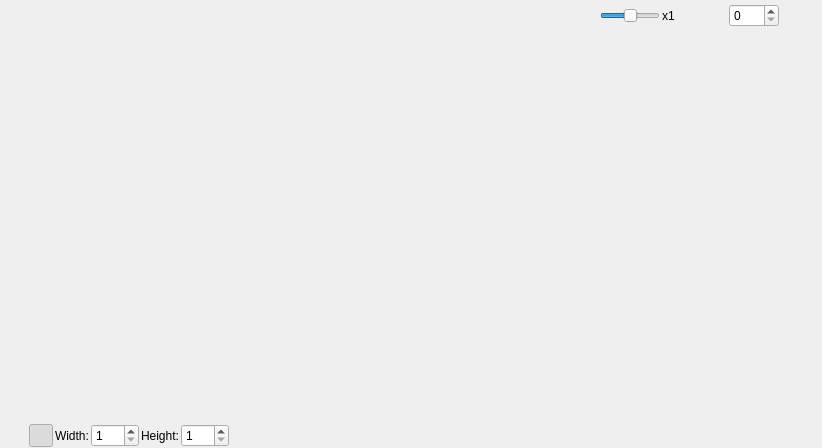
First picture: the form in EditorTabWidget.ui, repository lukegrahamSydney/TilesEditor, before the edit.
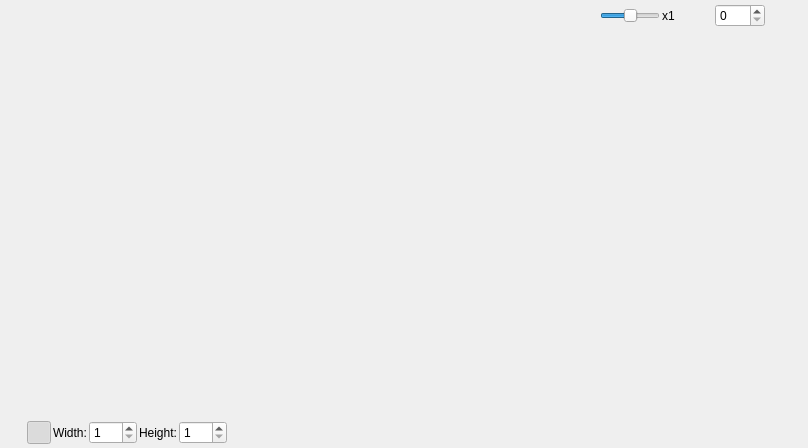
Second picture: the form after the edit. Icons and pictures are not drawn.

Patch:
```diff
--- a/EditorTabWidget.ui
+++ b/EditorTabWidget.ui
@@ -6,7 +6,7 @@
    <rect>
     <x>0</x>
     <y>0</y>
-    <width>822</width>
+    <width>808</width>
     <height>448</height>
    </rect>
   </property>
@@ -663,16 +663,16 @@
        <number>2</number>
       </property>
       <property name="leftMargin">
-       <number>3</number>
+       <number>1</number>
       </property>
       <property name="topMargin">
-       <number>1</number>
+       <number>4</number>
       </property>
       <property name="rightMargin">
-       <number>3</number>
+       <number>2</number>
       </property>
       <property name="bottomMargin">
-       <number>1</number>
+       <number>4</number>
       </property>
       <item>
        <widget class="QToolButton" name="gridButton">
```
